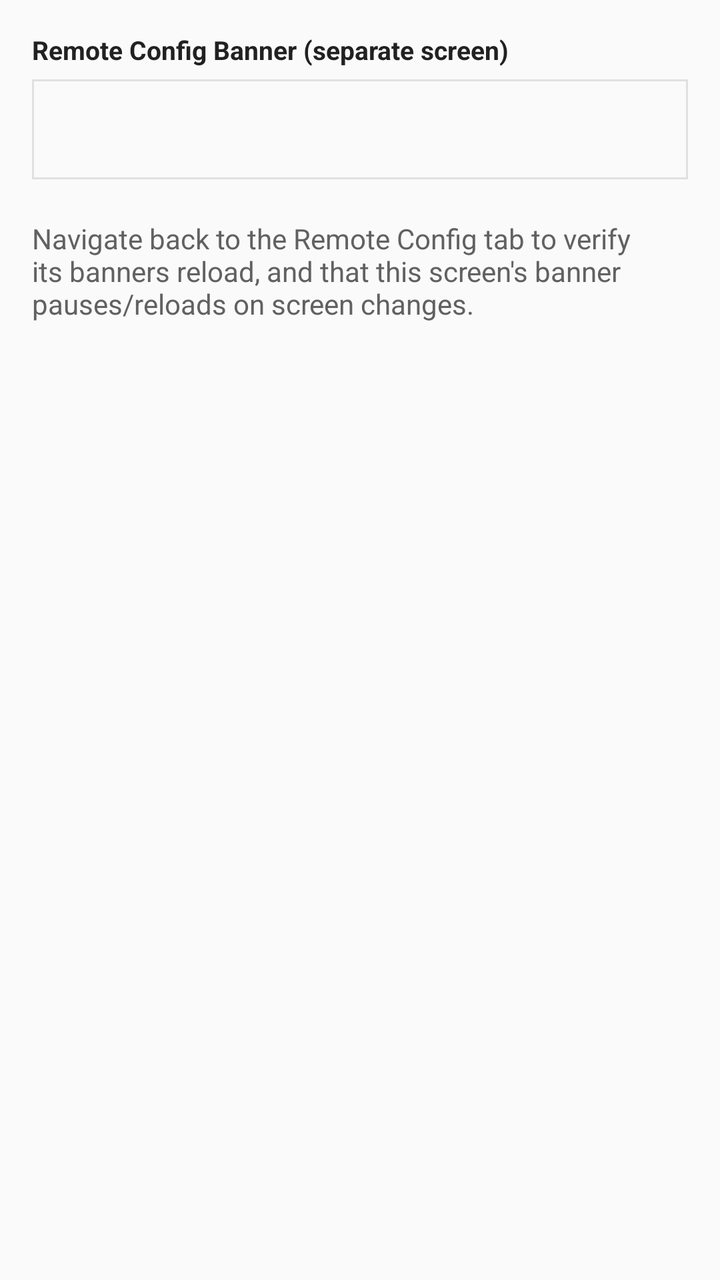
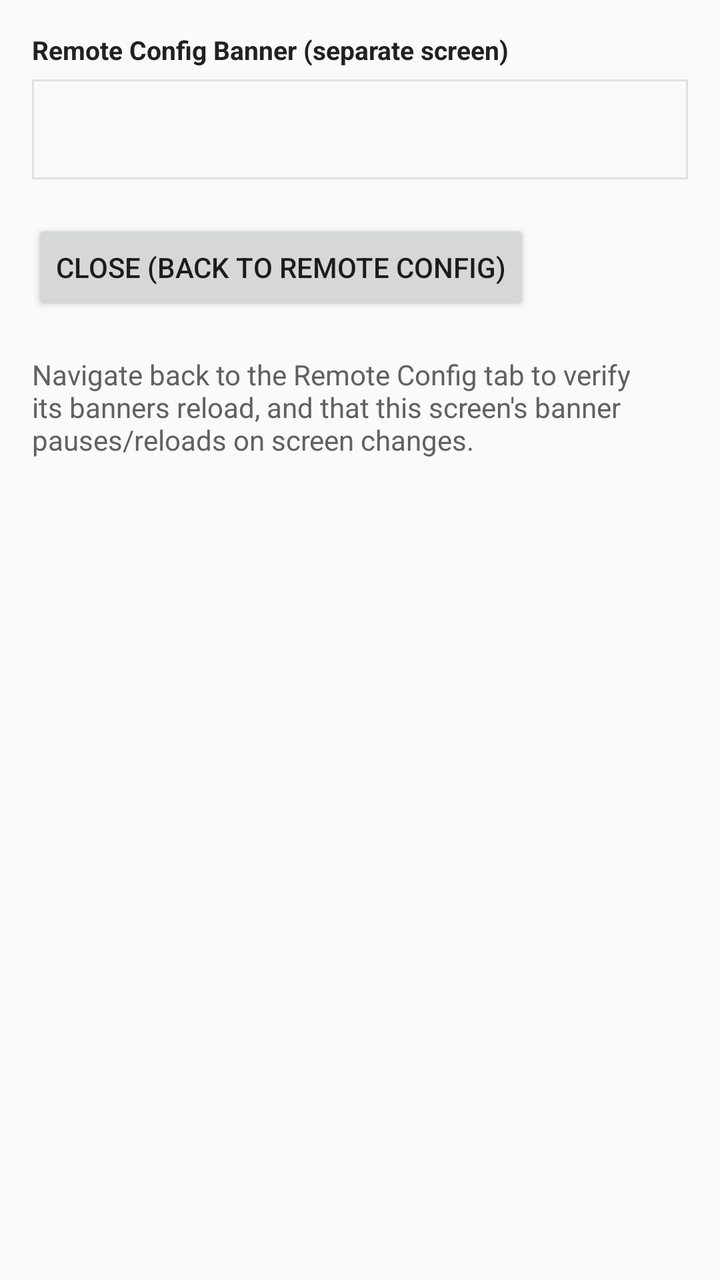

Compare the two renders of this Android layout. The source of the first and the diff that turns it into the second are given below.
<!-- AndroidManifest.xml: application theme AppTheme -->
<!-- res/layout/activity_remote_config_ad.xml -->
<?xml version="1.0" encoding="utf-8"?>
<androidx.core.widget.NestedScrollView
    xmlns:android="http://schemas.android.com/apk/res/android"
    android:layout_width="match_parent"
    android:layout_height="match_parent"
    android:overScrollMode="never">

    <LinearLayout
        android:layout_width="match_parent"
        android:layout_height="wrap_content"
        android:orientation="vertical"
        android:padding="16dp">

        <TextView
            android:layout_width="match_parent"
            android:layout_height="wrap_content"
            android:layout_marginBottom="6dp"
            android:text="Remote Config Banner (separate screen)"
            android:textColor="#212121"
            android:textSize="13sp"
            android:textStyle="bold" />

        <FrameLayout
            android:id="@+id/bannerContainer"
            android:layout_width="match_parent"
            android:layout_height="wrap_content"
            android:layout_marginBottom="20dp"
            android:minHeight="50dp"
            android:background="@drawable/bg_ad_slot" />

        <TextView
            android:layout_width="match_parent"
            android:layout_height="wrap_content"
            android:text="Navigate back to the Remote Config tab to verify its banners reload, and that this screen's banner pauses/reloads on screen changes."
            android:textColor="#616161"
            android:textSize="14sp" />

    </LinearLayout>

</androidx.core.widget.NestedScrollView>
<!-- resources referenced by this layout -->
<resources>
  <!-- drawable bg_ad_slot (drawable) -->
  <?xml version="1.0" encoding="utf-8"?>
  <shape xmlns:android="http://schemas.android.com/apk/res/android"
      android:shape="rectangle">
      <stroke
          android:width="1dp"
          android:color="#E0E0E0" />
  </shape>
  <style name="AppTheme" parent="Theme.AppCompat.DayNight.DarkActionBar">
          <item name="colorPrimary">@color/colorPrimary</item>
          <item name="colorPrimaryDark">@color/colorPrimaryDark</item>
          <item name="colorAccent">@color/colorAccent</item>
      </style>
  <color name="colorPrimary">#3F51B5</color>
  <color name="colorPrimaryDark">#303F9F</color>
  <color name="colorAccent">#FF4081</color>
</resources>

<!-- the commit's change to res/layout/activity_remote_config_ad.xml (unified diff, before → after) -->
@@ -28,6 +28,14 @@
             android:minHeight="50dp"
             android:background="@drawable/bg_ad_slot" />
 
+        
+        <Button
+            android:id="@+id/btnClose"
+            android:layout_width="wrap_content"
+            android:layout_height="wrap_content"
+            android:layout_marginBottom="20dp"
+            android:text="Close (back to Remote Config)" />
+
         <TextView
             android:layout_width="match_parent"
             android:layout_height="wrap_content"
